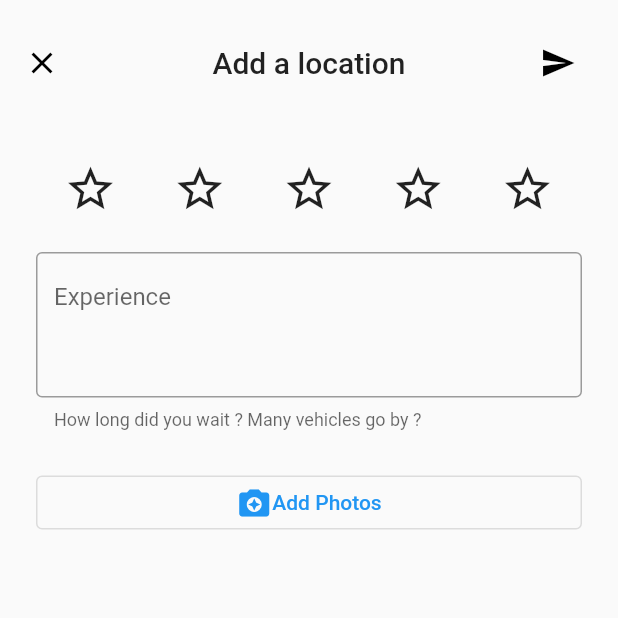
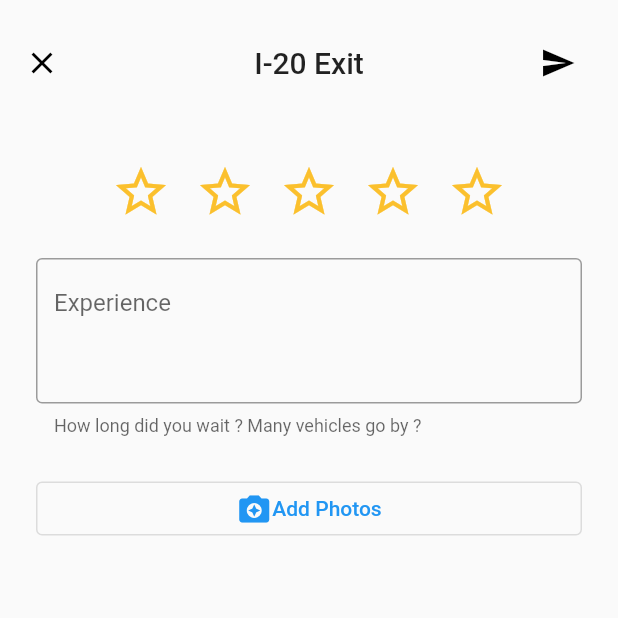
Before and after one commit to dca123/hitchspots, a Flutter app: the CreateReviewPage screen opened directly, on a phone screen of 412 x 824 dp, the top half of it. Run offline on Flutter 3.47's test engine with Material 2 defaults, Android fonts, the phone set to English and light mode, and no system bars; drawn by our look-alikes of flutter_rating_bar; our stand-ins replace cloud_firestore, firebase_core, google_maps_flutter, sliding_up_panel; missing offline and left inert: geoflutterfire2; accounts and stored records are empty.

Commit message:
feat(pages/create_review_page): :sparkles: Rating and Validation for adding reviews

```diff
--- a/lib/models/location_card.dart
+++ b/lib/models/location_card.dart
@@ -5,6 +5,7 @@ class LocationCardModel extends ChangeNotifier {
   String _locationName = "I-20 Exit";
   double _locationRating = 0.0;
   late String _locationID = "testLocationID";
+  String get locationID => _locationID;
   String get locationName => _locationName;
   double get locationRating => _locationRating;
   Map<String, dynamic> _reviews = {};
--- a/lib/pages/create_review_page.dart
+++ b/lib/pages/create_review_page.dart
@@ -1,17 +1,25 @@
 import 'package:flutter/material.dart';
-// import 'package:cloud_firestore/cloud_firestore.dart';
+import 'package:flutter_rating_bar/flutter_rating_bar.dart';
+import '../models/location_card.dart';
+import 'package:provider/provider.dart';
+import 'package:cloud_firestore/cloud_firestore.dart';
 
 class CreateReviewPage extends StatelessWidget {
-  const CreateReviewPage({
+  CreateReviewPage({
     Key? key,
   }) : super(key: key);
-
+  final descriptionTextController = TextEditingController();
+  final _formKey = GlobalKey<FormState>();
+  double? ratingController;
   @override
   Widget build(BuildContext context) {
-    void addLocation() {
-      // FirebaseFirestore.instance
-      //     .collection('locations')
-      //     .add({'text': 'testMessage'})
+    void addLocation(String locationID) {
+      if (_formKey.currentState!.validate()) {
+        FirebaseFirestore.instance.collection('reviews').add({
+          'description': descriptionTextController.text,
+          'locationID': locationID,
+          'rating': ratingController,
+        });
         ScaffoldMessenger.of(context).showSnackBar(
           SnackBar(
             content: const Text('Thank you for contributing!'),
@@ -21,12 +29,13 @@ class CreateReviewPage extends StatelessWidget {
           Navigator.pop(context);
         });
       }
+    }
 
+    return Consumer<LocationCardModel>(builder: (context, locationCard, child) {
       return Scaffold(
         appBar: AppBar(
           backgroundColor: Theme.of(context).canvasColor,
           elevation: 0,
-        // toolbarHeight: 64,
           toolbarHeight: 84,
           leading: IconButton(
             icon: const Icon(Icons.close),
@@ -34,7 +43,7 @@ class CreateReviewPage extends StatelessWidget {
             color: Colors.black,
           ),
           title: Text(
-          "Add a location",
+            "${locationCard.locationName}",
             style: Theme.of(context).textTheme.headline6,
           ),
           centerTitle: true,
@@ -43,7 +52,7 @@ class CreateReviewPage extends StatelessWidget {
               padding: EdgeInsets.only(right: 16),
               child: IconButton(
                 icon: const Icon(Icons.send),
-              onPressed: () => addLocation(),
+                onPressed: () => addLocation(locationCard.locationID),
                 color: Colors.black,
               ),
             )
@@ -51,47 +60,74 @@ class CreateReviewPage extends StatelessWidget {
         ),
         body: Container(
           padding: EdgeInsets.symmetric(horizontal: 24.0),
+          child: Form(
+            key: _formKey,
             child: Column(
               mainAxisAlignment: MainAxisAlignment.start,
               crossAxisAlignment: CrossAxisAlignment.center,
               children: [
                 SizedBox(height: 24),
-            Row(
-              mainAxisSize: MainAxisSize.max,
-              mainAxisAlignment: MainAxisAlignment.spaceAround,
+                FormField<double>(
+                  builder: (ratingFormContext) {
+                    return Column(
                       children: [
-                Icon(
-                  Icons.star_border_outlined,
-                  size: 36,
+                        RatingBar(
+                          initialRating: 0,
+                          glow: false,
+                          itemPadding: EdgeInsets.symmetric(horizontal: 8.0),
+                          allowHalfRating: true,
+                          ratingWidget: RatingWidget(
+                            full: Icon(Icons.star, color: Colors.yellow[700]),
+                            half: Icon(Icons.star_half,
+                                color: Colors.yellow[700]),
+                            empty: Icon(Icons.star_outline,
+                                color: Colors.yellow[700]),
                           ),
-                Icon(
-                  Icons.star_border_outlined,
-                  size: 36,
+                          onRatingUpdate: (value) =>
+                              ratingFormContext.setValue(value),
                         ),
-                Icon(
-                  Icons.star_border_outlined,
-                  size: 36,
-                ),
-                Icon(
-                  Icons.star_border_outlined,
-                  size: 36,
-                ),
-                Icon(
-                  Icons.star_border_outlined,
-                  size: 36,
+                        if (ratingFormContext.hasError)
+                          Column(
+                            children: [
+                              SizedBox(height: 16),
+                              Text(
+                                ratingFormContext.errorText!,
+                                style: Theme.of(context)
+                                    .textTheme
+                                    .caption!
+                                    .apply(color: Theme.of(context).errorColor),
                               ),
                             ],
                           ),
+                      ],
+                    );
+                  },
+                  validator: (value) {
+                    if (value == null) {
+                      return 'Please select a rating';
+                    }
+                    ratingController = value;
+                    return null;
+                  },
+                ),
                 SizedBox(height: 24),
-            TextField(
+                TextFormField(
+                  controller: descriptionTextController,
                   decoration: InputDecoration(
                       alignLabelWithHint: true,
                       border: OutlineInputBorder(),
                       labelText: "Experience",
-                  helperText: "How long did you wait ? Many vehicles go by ?",
+                      helperText:
+                          "How long did you wait ? Many vehicles go by ?",
                       hintText: "Describe your experience briefly."),
                   maxLines: 3,
                   keyboardType: TextInputType.multiline,
+                  validator: (value) {
+                    if (value == null || value.isEmpty) {
+                      return 'Please enter some text';
+                    }
+                    return null;
+                  },
                 ),
                 SizedBox(height: 24),
                 OutlinedButton(
@@ -106,6 +142,8 @@ class CreateReviewPage extends StatelessWidget {
               ],
             ),
           ),
+        ),
       );
+    });
   }
 }
```
Lines whose indentation alone changed are shown as unchanged.
